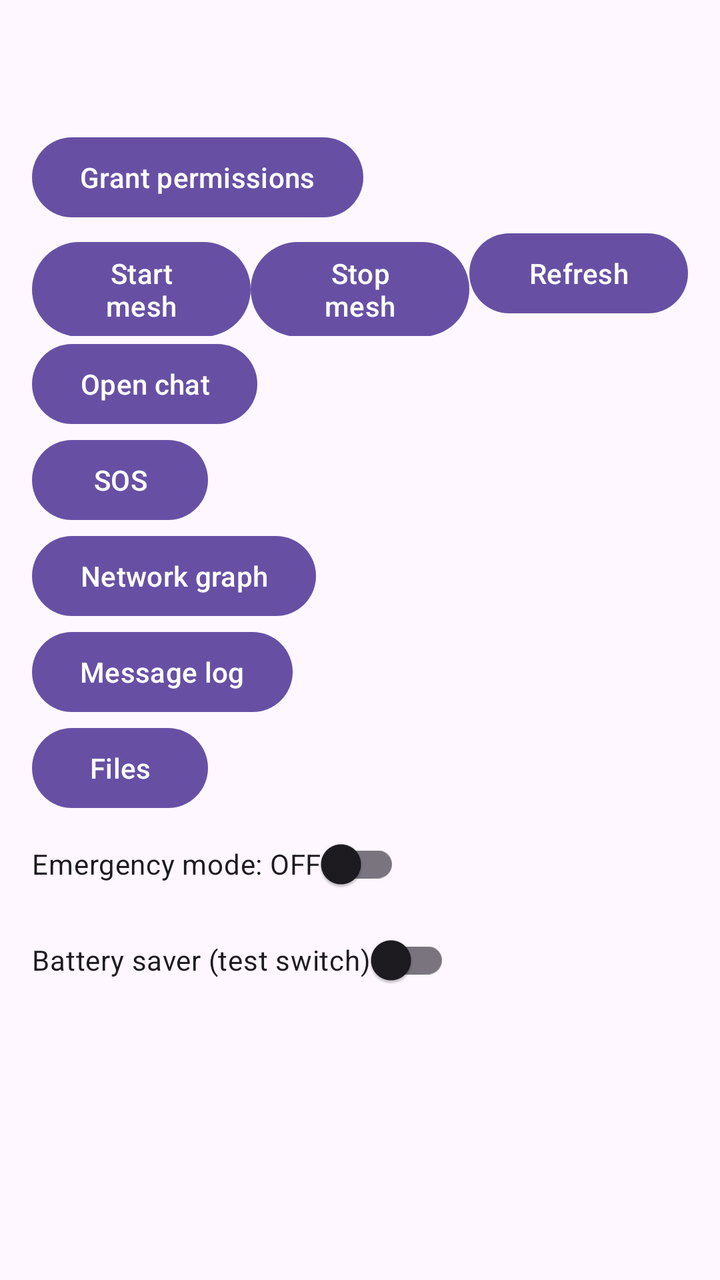
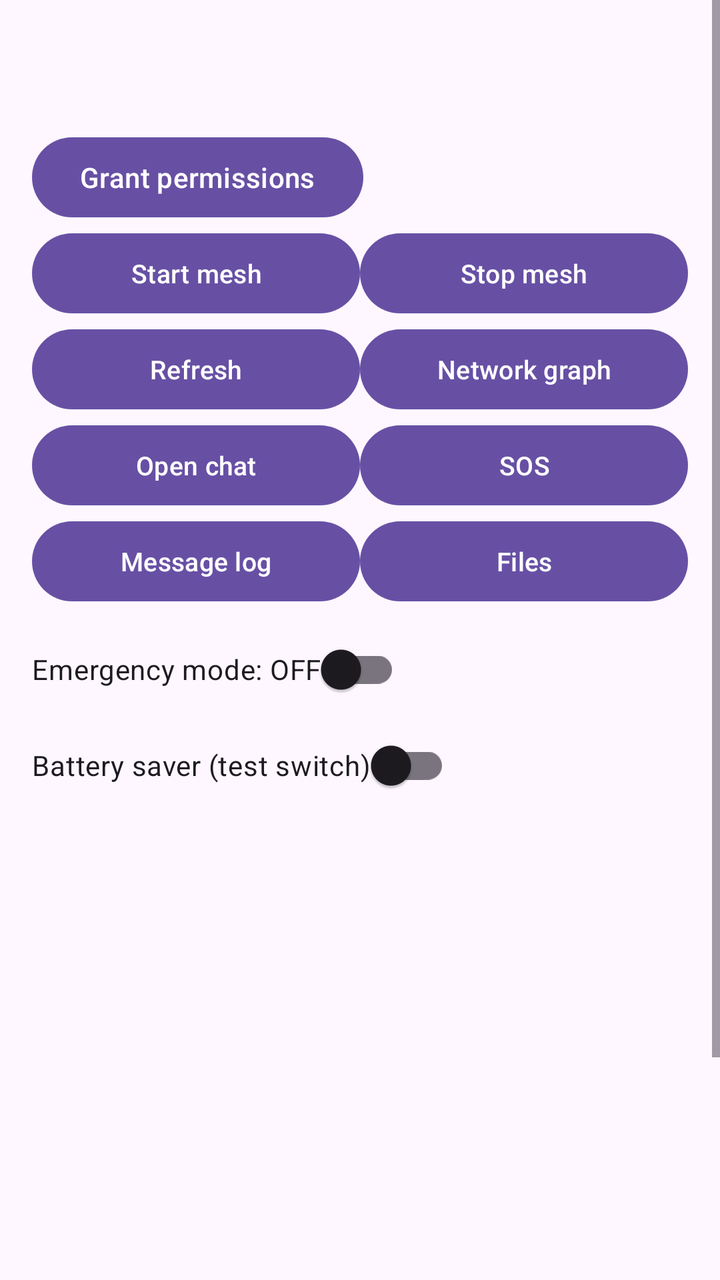

Before-and-after screenshots of an Android layout around one commit, followed by the original layout XML and the change that was made.
<!-- AndroidManifest.xml: application theme Theme.LifeLinkMesh -->
<!-- res/layout/activity_main.xml -->
<?xml version="1.0" encoding="utf-8"?>
<LinearLayout xmlns:android="http://schemas.android.com/apk/res/android"
    android:layout_width="match_parent"
    android:layout_height="match_parent"
    android:orientation="vertical"
    android:fitsSystemWindows="true"
    android:padding="16dp">

    <TextView
        android:id="@+id/txtDevice"
        android:layout_width="wrap_content"
        android:layout_height="wrap_content"
        android:textSize="18sp" />

    <TextView
        android:id="@+id/txtStatus"
        android:layout_width="wrap_content"
        android:layout_height="wrap_content"
        android:layout_marginTop="8dp"
        android:textSize="12sp" />

    <Button
        android:id="@+id/btnGrant"
        android:layout_width="wrap_content"
        android:layout_height="wrap_content"
        android:text="Grant permissions" />

    <LinearLayout
        android:layout_width="match_parent"
        android:layout_height="wrap_content"
        android:orientation="horizontal">

        <Button
            android:id="@+id/btnStart"
            android:layout_width="0dp"
            android:layout_height="wrap_content"
            android:layout_weight="1"
            android:text="Start mesh" />

        <Button
            android:id="@+id/btnStop"
            android:layout_width="0dp"
            android:layout_height="wrap_content"
            android:layout_weight="1"
            android:text="Stop mesh" />

        <Button
            android:id="@+id/btnRefresh"
            android:layout_width="0dp"
            android:layout_height="wrap_content"
            android:layout_weight="1"
            android:text="Refresh" />
    </LinearLayout>

    <Button
        android:id="@+id/btnOpenChat"
        android:layout_width="wrap_content"
        android:layout_height="wrap_content"
        android:text="Open chat" />

    <Button
        android:id="@+id/btnSos"
        android:layout_width="wrap_content"
        android:layout_height="wrap_content"
        android:text="SOS" />

    <Button
        android:id="@+id/btnGraph"
        android:layout_width="wrap_content"
        android:layout_height="wrap_content"
        android:text="Network graph" />

    <Button
        android:id="@+id/btnLog"
        android:layout_width="wrap_content"
        android:layout_height="wrap_content"
        android:text="Message log" />

    <Button
        android:id="@+id/btnFiles"
        android:layout_width="wrap_content"
        android:layout_height="wrap_content"
        android:text="Files" />

    <androidx.appcompat.widget.SwitchCompat
        android:id="@+id/switchEmergency"
        android:layout_width="wrap_content"
        android:layout_height="wrap_content"
        android:text="Emergency mode: OFF" />

    <androidx.appcompat.widget.SwitchCompat
        android:id="@+id/switchSaver"
        android:layout_width="wrap_content"
        android:layout_height="wrap_content"
        android:text="Battery saver (test switch)" />

    <TextView
        android:id="@+id/txtLog"
        android:layout_width="match_parent"
        android:layout_height="wrap_content"
        android:layout_marginTop="8dp"
        android:textSize="12sp" />

    <androidx.recyclerview.widget.RecyclerView
        android:id="@+id/recyclerPeers"
        android:layout_width="match_parent"
        android:layout_height="0dp"
        android:layout_marginTop="8dp"
        android:layout_weight="1" />
</LinearLayout>
<!-- resources referenced by this layout -->
<resources>
  <style name="Theme.LifeLinkMesh" parent="Base.Theme.LifeLinkMesh" />
  <style name="Base.Theme.LifeLinkMesh" parent="Theme.Material3.DayNight.NoActionBar">
          
          
      </style>
</resources>

<!-- the commit's change to res/layout/activity_main.xml (unified diff, before → after) -->
@@ -1,110 +1,171 @@
 <?xml version="1.0" encoding="utf-8"?>
-<LinearLayout xmlns:android="http://schemas.android.com/apk/res/android"
+<ScrollView xmlns:android="http://schemas.android.com/apk/res/android"
     android:layout_width="match_parent"
     android:layout_height="match_parent"
-    android:orientation="vertical"
-    android:fitsSystemWindows="true"
-    android:padding="16dp">
-
-    <TextView
-        android:id="@+id/txtDevice"
-        android:layout_width="wrap_content"
-        android:layout_height="wrap_content"
-        android:textSize="18sp" />
-
-    <TextView
-        android:id="@+id/txtStatus"
-        android:layout_width="wrap_content"
-        android:layout_height="wrap_content"
-        android:layout_marginTop="8dp"
-        android:textSize="12sp" />
-
-    <Button
-        android:id="@+id/btnGrant"
-        android:layout_width="wrap_content"
-        android:layout_height="wrap_content"
-        android:text="Grant permissions" />
+    android:fillViewport="true"
+    android:fitsSystemWindows="true">
 
     <LinearLayout
         android:layout_width="match_parent"
         android:layout_height="wrap_content"
-        android:orientation="horizontal">
+        android:orientation="vertical"
+        android:padding="16dp">
+
+        <TextView
+            android:id="@+id/txtDevice"
+            android:layout_width="wrap_content"
+            android:layout_height="wrap_content"
+            android:textSize="18sp" />
+
+        <TextView
+            android:id="@+id/txtStatus"
+            android:layout_width="wrap_content"
+            android:layout_height="wrap_content"
+            android:layout_marginTop="8dp"
+            android:textSize="12sp" />
 
         <Button
-            android:id="@+id/btnStart"
-            android:layout_width="0dp"
+            android:id="@+id/btnGrant"
+            android:layout_width="wrap_content"
             android:layout_height="wrap_content"
-            android:layout_weight="1"
-            android:text="Start mesh" />
+            android:text="Grant permissions" />
 
-        <Button
-            android:id="@+id/btnStop"
-            android:layout_width="0dp"
+        
+        <LinearLayout
+            android:layout_width="match_parent"
             android:layout_height="wrap_content"
-            android:layout_weight="1"
-            android:text="Stop mesh" />
+            android:baselineAligned="false"
+            android:orientation="horizontal">
 
-        <Button
-            android:id="@+id/btnRefresh"
-            android:layout_width="0dp"
+            <Button
+                android:id="@+id/btnStart"
+                android:layout_width="0dp"
+                android:layout_height="wrap_content"
+                android:layout_weight="1"
+                android:maxLines="1"
+                android:text="Start mesh"
+                android:textAllCaps="false"
+                android:textSize="13sp" />
+
+            <Button
+                android:id="@+id/btnStop"
+                android:layout_width="0dp"
+                android:layout_height="wrap_content"
+                android:layout_weight="1"
+                android:maxLines="1"
+                android:text="Stop mesh"
+                android:textAllCaps="false"
+                android:textSize="13sp" />
+        </LinearLayout>
+
+        
+        <LinearLayout
+            android:layout_width="match_parent"
             android:layout_height="wrap_content"
-            android:layout_weight="1"
-            android:text="Refresh" />
+            android:baselineAligned="false"
+            android:orientation="horizontal">
+
+            <Button
+                android:id="@+id/btnRefresh"
+                android:layout_width="0dp"
+                android:layout_height="wrap_content"
+                android:layout_weight="1"
+                android:maxLines="1"
+                android:text="Refresh"
+                android:textAllCaps="false"
+                android:textSize="13sp" />
+
+            <Button
+                android:id="@+id/btnGraph"
+                android:layout_width="0dp"
+                android:layout_height="wrap_content"
+                android:layout_weight="1"
+                android:maxLines="1"
+                android:text="Network graph"
+                android:textAllCaps="false"
+                android:textSize="13sp" />
+        </LinearLayout>
+
+        
+        <LinearLayout
+            android:layout_width="match_parent"
+            android:layout_height="wrap_content"
+            android:baselineAligned="false"
+            android:orientation="horizontal">
+
+            <Button
+                android:id="@+id/btnOpenChat"
+                android:layout_width="0dp"
+                android:layout_height="wrap_content"
+                android:layout_weight="1"
+                android:maxLines="1"
+                android:text="Open chat"
+                android:textAllCaps="false"
+                android:textSize="13sp" />
+
+            <Button
+                android:id="@+id/btnSos"
+                android:layout_width="0dp"
+                android:layout_height="wrap_content"
+                android:layout_weight="1"
+                android:maxLines="1"
+                android:text="SOS"
+                android:textAllCaps="false"
+                android:textSize="13sp" />
+        </LinearLayout>
+
+        
+        <LinearLayout
+            android:layout_width="match_parent"
+            android:layout_height="wrap_content"
+            android:baselineAligned="false"
+            android:orientation="horizontal">
+
+            <Button
+                android:id="@+id/btnLog"
+                android:layout_width="0dp"
+                android:layout_height="wrap_content"
+                android:layout_weight="1"
+                android:maxLines="1"
+                android:text="Message log"
+                android:textAllCaps="false"
+                android:textSize="13sp" />
+
+            <Button
+                android:id="@+id/btnFiles"
+                android:layout_width="0dp"
+                android:layout_height="wrap_content"
+                android:layout_weight="1"
+                android:maxLines="1"
+                android:text="Files"
+                android:textAllCaps="false"
+                android:textSize="13sp" />
+        </LinearLayout>
+
+        <androidx.appcompat.widget.SwitchCompat
+            android:id="@+id/switchEmergency"
+            android:layout_width="wrap_content"
+            android:layout_height="wrap_content"
+            android:layout_marginTop="6dp"
+            android:text="Emergency mode: OFF" />
+
+        <androidx.appcompat.widget.SwitchCompat
+            android:id="@+id/switchSaver"
+            android:layout_width="wrap_content"
+            android:layout_height="wrap_content"
+            android:text="Battery saver (test switch)" />
+
+        <TextView
+            android:id="@+id/txtLog"
+            android:layout_width="match_parent"
+            android:layout_height="wrap_content"
+            android:layout_marginTop="8dp"
+            android:textSize="12sp" />
+
+        <androidx.recyclerview.widget.RecyclerView
+            android:id="@+id/recyclerPeers"
+            android:layout_width="match_parent"
+            android:layout_height="320dp"
+            android:layout_marginTop="8dp" />
     </LinearLayout>
-
-    <Button
-        android:id="@+id/btnOpenChat"
-        android:layout_width="wrap_content"
-        android:layout_height="wrap_content"
-        android:text="Open chat" />
-
-    <Button
-        android:id="@+id/btnSos"
-        android:layout_width="wrap_content"
-        android:layout_height="wrap_content"
-        android:text="SOS" />
-
-    <Button
-        android:id="@+id/btnGraph"
-        android:layout_width="wrap_content"
-        android:layout_height="wrap_content"
-        android:text="Network graph" />
-
-    <Button
-        android:id="@+id/btnLog"
-        android:layout_width="wrap_content"
-        android:layout_height="wrap_content"
-        android:text="Message log" />
-
-    <Button
-        android:id="@+id/btnFiles"
-        android:layout_width="wrap_content"
-        android:layout_height="wrap_content"
-        android:text="Files" />
-
-    <androidx.appcompat.widget.SwitchCompat
-        android:id="@+id/switchEmergency"
-        android:layout_width="wrap_content"
-        android:layout_height="wrap_content"
-        android:text="Emergency mode: OFF" />
-
-    <androidx.appcompat.widget.SwitchCompat
-        android:id="@+id/switchSaver"
-        android:layout_width="wrap_content"
-        android:layout_height="wrap_content"
-        android:text="Battery saver (test switch)" />
-
-    <TextView
-        android:id="@+id/txtLog"
-        android:layout_width="match_parent"
-        android:layout_height="wrap_content"
-        android:layout_marginTop="8dp"
-        android:textSize="12sp" />
-
-    <androidx.recyclerview.widget.RecyclerView
-        android:id="@+id/recyclerPeers"
-        android:layout_width="match_parent"
-        android:layout_height="0dp"
-        android:layout_marginTop="8dp"
-        android:layout_weight="1" />
-</LinearLayout>
+</ScrollView>
